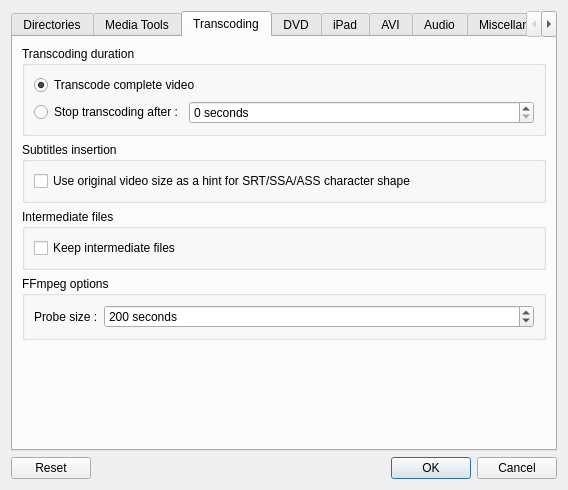
Qt form src/QtlMovie/QtlMovieEditSettings.ui (qtlmovie/qtlmovie) before a commit.
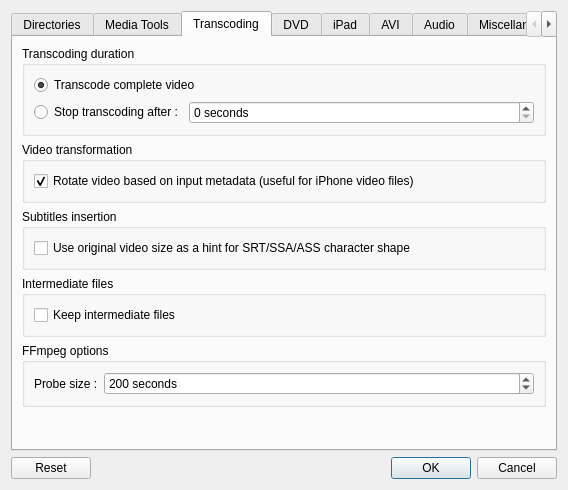
The same form after that commit. The open tabs and pages were chosen to show the change. Icons and pictures are not drawn. Custom widgets are drawn as their Qt base class.

Commit message:
Automatic video rotation based on metadata.
Required by video files from iPhone.

```diff
--- a/src/QtlMovie/QtlMovieEditSettings.ui
+++ b/src/QtlMovie/QtlMovieEditSettings.ui
@@ -373,6 +373,25 @@
          </layout>
         </widget>
        </item>
+       <item>
+        <widget class="QGroupBox" name="groupBoxVideoTransformation">
+         <property name="title">
+          <string>Video transformation</string>
+         </property>
+         <layout class="QVBoxLayout" name="verticalLayout_4">
+          <item>
+           <widget class="QCheckBox" name="checkBoxAutoRotateVideo">
+            <property name="text">
+             <string>Rotate video based on input metadata (useful for iPhone video files)</string>
+            </property>
+            <property name="checked">
+             <bool>true</bool>
+            </property>
+           </widget>
+          </item>
+         </layout>
+        </widget>
+       </item>
        <item>
         <widget class="QGroupBox" name="groupBoxSubtitles">
          <property name="title">
```
The commit also changes 14 other files.
